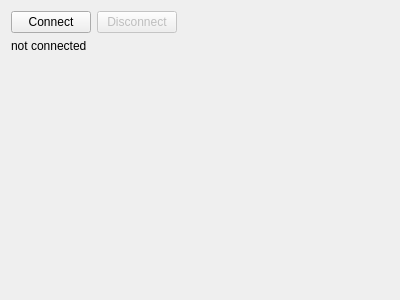
The window that remotecv.ui (hhrhhr/remoteCV) describes before a commit, drawn with Qt 5.
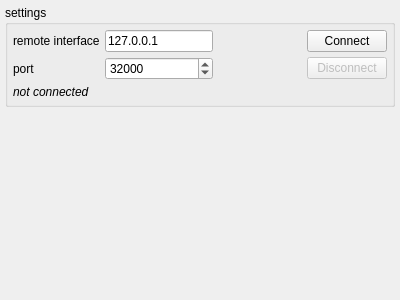
The same window after the commit.

Commit message: ui, work with connection. we can start, connect to CV, disconnect from CV :)

Patch:
```diff
--- a/remotecv.ui
+++ b/remotecv.ui
@@ -15,15 +15,55 @@
   </property>
   <layout class="QVBoxLayout" name="verticalLayout">
    <item>
-    <layout class="QHBoxLayout" name="horizontalLayout">
+    <widget class="QGroupBox" name="groupBoxSettings">
+     <property name="title">
+      <string>settings</string>
+     </property>
+     <layout class="QVBoxLayout" name="verticalLayout_3">
      <item>
+       <layout class="QGridLayout" name="gridLayout">
+        <item row="0" column="0">
+         <widget class="QLabel" name="label">
+          <property name="text">
+           <string>remote interface</string>
+          </property>
+         </widget>
+        </item>
+        <item row="0" column="1">
+         <widget class="QLineEdit" name="cvHost">
+          <property name="text">
+           <string>127.0.0.1</string>
+          </property>
+         </widget>
+        </item>
+        <item row="1" column="0">
+         <widget class="QLabel" name="label_2">
+          <property name="text">
+           <string>port</string>
+          </property>
+         </widget>
+        </item>
+        <item row="1" column="1">
+         <widget class="QSpinBox" name="cvPort">
+          <property name="minimum">
+           <number>1024</number>
+          </property>
+          <property name="maximum">
+           <number>65535</number>
+          </property>
+          <property name="value">
+           <number>32000</number>
+          </property>
+         </widget>
+        </item>
+        <item row="0" column="3">
       <widget class="QPushButton" name="cvConnect">
        <property name="text">
         <string>Connect</string>
        </property>
       </widget>
      </item>
-     <item>
+        <item row="1" column="3">
       <widget class="QPushButton" name="cvDisconnect">
        <property name="enabled">
         <bool>false</bool>
@@ -33,7 +73,7 @@
        </property>
       </widget>
      </item>
-     <item>
+        <item row="0" column="2">
       <spacer name="horizontalSpacer">
        <property name="orientation">
         <enum>Qt::Horizontal</enum>
@@ -49,15 +89,19 @@
     </layout>
    </item>
    <item>
-    <layout class="QVBoxLayout" name="verticalLayout_2">
-     <item>
       <widget class="QLabel" name="cvStatus">
+        <property name="font">
+         <font>
+          <italic>true</italic>
+         </font>
+        </property>
        <property name="text">
         <string>not connected</string>
        </property>
       </widget>
      </item>
     </layout>
+    </widget>
    </item>
    <item>
     <spacer name="verticalSpacer">
@@ -74,7 +118,7 @@
    </item>
   </layout>
  </widget>
- <layoutdefault spacing="6" margin="11"/>
+ <layoutdefault spacing="5" margin="5"/>
  <resources/>
  <connections/>
 </ui>
```
Left out of the diff: 4 changed lines with no effect on the pictures. Lines whose indentation alone changed are shown as unchanged. The commit also changes 6 other files.
